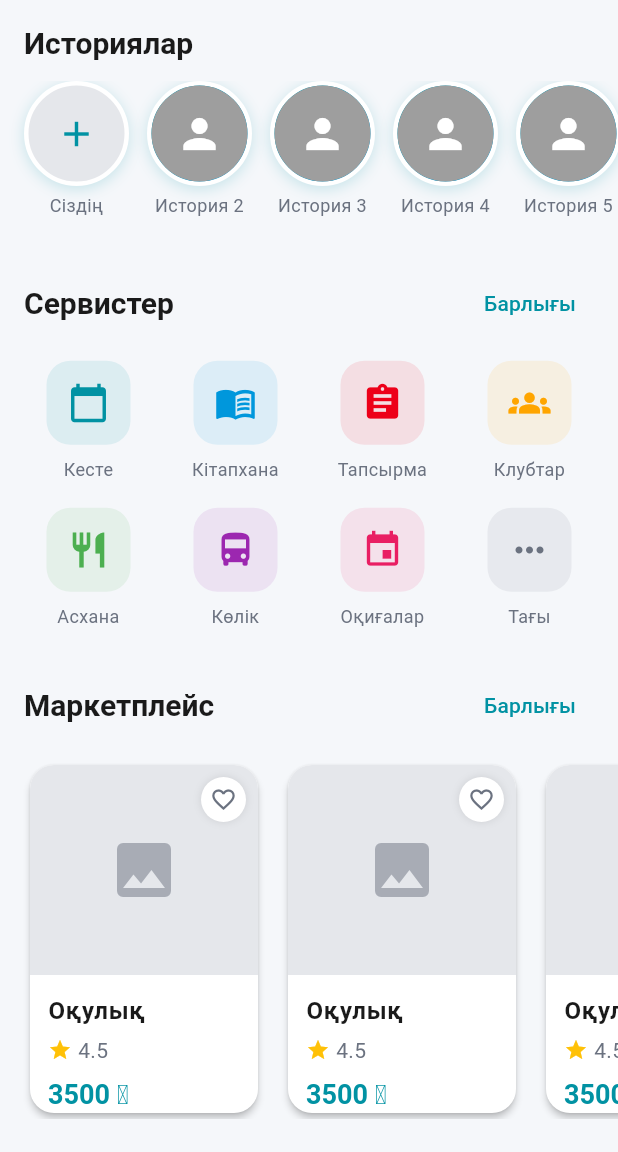
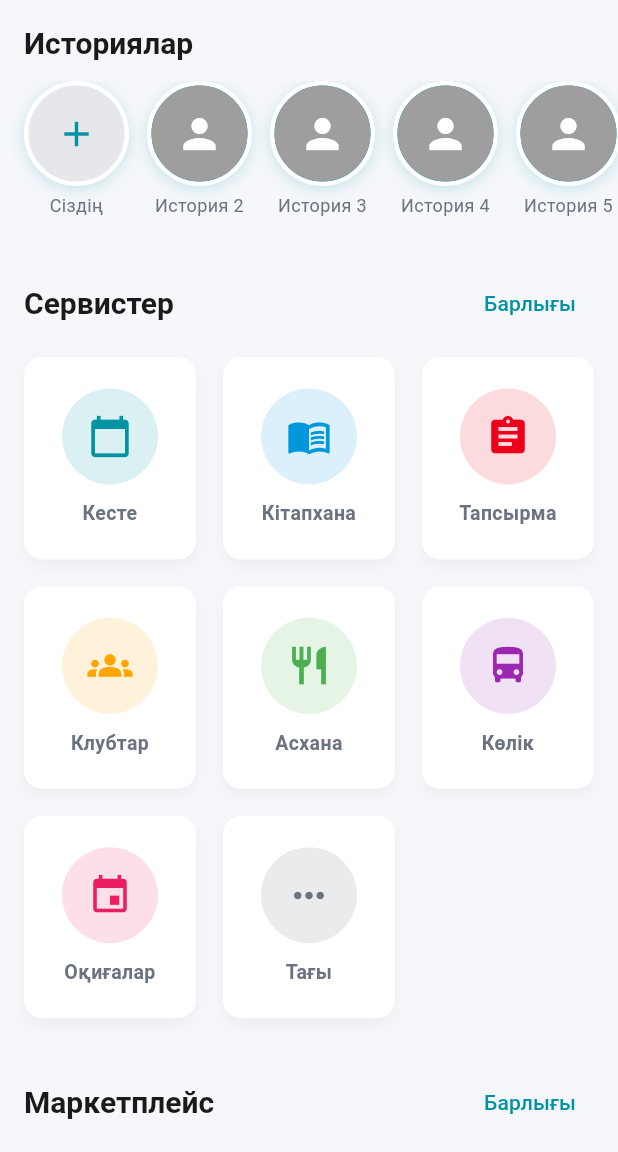
Before and after one commit to sayatneo/yassawi, a Flutter app: the HomePage screen opened directly, on a phone screen of 412 x 824 dp, the part 84-1236 px from its top. Run offline on Flutter 3.47's test engine with Material 3 defaults, Android fonts, the phone set to English and light mode, and no system bars; our stand-ins replace flutter_iconly.

```diff
--- a/lib/core/theme/app_theme.dart
+++ b/lib/core/theme/app_theme.dart
@@ -20,7 +20,7 @@ class AppTheme {
         foregroundColor: AppColors.textPrimary,
         iconTheme: IconThemeData(color: AppColors.textPrimary),
       ),
-      cardTheme: CardTheme(
+      cardTheme: CardThemeData(
         elevation: 2,
         shape: RoundedRectangleBorder(borderRadius: BorderRadius.circular(16)),
         color: AppColors.surface,
--- a/lib/features/home/presentation/pages/home_page.dart
+++ b/lib/features/home/presentation/pages/home_page.dart
@@ -135,9 +135,11 @@ class HomePage extends StatelessWidget {
                   child: GridView.count(
                     shrinkWrap: true,
                     physics: const NeverScrollableScrollPhysics(),
-                    crossAxisCount: 4,
-                    mainAxisSpacing: 12,
-                    crossAxisSpacing: 12,
+                    crossAxisCount: 3,
+                    childAspectRatio: 0.85,
+                    mainAxisSpacing: 18,
+                    crossAxisSpacing: 18,
+                    padding: const EdgeInsets.only(bottom: 8),
                     children: const [
                       ServiceItem(
                         icon: Icons.calendar_today,
@@ -210,17 +212,21 @@ class HomePage extends StatelessWidget {
                 ),
                 const SizedBox(height: 12),
                 SizedBox(
-                  height: 240,
-                  child: ListView.builder(
+                  height: 200,
+                  child: ListView.separated(
                     scrollDirection: Axis.horizontal,
                     padding: const EdgeInsets.symmetric(horizontal: 16),
                     itemCount: 5,
+                    separatorBuilder: (context, index) => const SizedBox(width: 12),
                     itemBuilder: (context, index) {
-                      return const ProductCard(
-                        imageUrl: '',
-                        title: 'Оқулық',
-                        price: '3500',
-                        rating: 4.5,
+                      return SizedBox(
+                        width: 160,
+                        child: ProductCard(
+                          imageUrl: '',
+                          title: 'Оқулық',
+                          price: '3500',
+                          rating: 4.5,
+                        ),
                       );
                     },
                   ),
--- a/lib/features/home/presentation/widgets/product_card.dart
+++ b/lib/features/home/presentation/widgets/product_card.dart
@@ -20,13 +20,19 @@ class ProductCard extends StatelessWidget {
     return Container(
       width: 160,
       margin: const EdgeInsets.only(right: 12),
-      child: Card(
+      child: LayoutBuilder(builder: (context, constraints) {
+        // Make the image take ~58% of available height and the details fill the rest
+        final maxH = constraints.maxHeight.isFinite ? constraints.maxHeight : 200.0;
+        final imageH = (maxH * 0.58).clamp(90.0, 160.0);
+
+        return Card(
+          shape: RoundedRectangleBorder(borderRadius: BorderRadius.circular(16)),
           child: Column(
             crossAxisAlignment: CrossAxisAlignment.start,
             children: [
-            // Image
+              // Image area
               Container(
-              height: 140,
+                height: imageH,
                 decoration: BoxDecoration(
                   color: AppColors.divider,
                   borderRadius: const BorderRadius.vertical(
@@ -38,7 +44,7 @@ class ProductCard extends StatelessWidget {
                     Center(
                       child: Icon(
                         Icons.image,
-                      size: 48,
+                        size: (imageH * 0.35).clamp(28.0, 56.0),
                         color: AppColors.textSecondary.withOpacity(0.5),
                       ),
                     ),
@@ -52,8 +58,8 @@ class ProductCard extends StatelessWidget {
                           shape: BoxShape.circle,
                           boxShadow: [
                             BoxShadow(
-                            color: Colors.black.withOpacity(0.1),
-                            blurRadius: 4,
+                              color: Colors.black.withOpacity(0.08),
+                              blurRadius: 6,
                             ),
                           ],
                         ),
@@ -67,8 +73,11 @@ class ProductCard extends StatelessWidget {
                   ],
                 ),
               ),
-            Padding(
-              padding: const EdgeInsets.all(12),
+
+              // Details fill remaining space
+              Expanded(
+                child: Padding(
+                  padding: const EdgeInsets.symmetric(horizontal: 12, vertical: 10),
                   child: Column(
                     crossAxisAlignment: CrossAxisAlignment.start,
                     children: [
@@ -80,18 +89,16 @@ class ProductCard extends StatelessWidget {
                         maxLines: 1,
                         overflow: TextOverflow.ellipsis,
                       ),
-                  const SizedBox(height: 4),
+                      const SizedBox(height: 6),
                       Row(
                         children: [
                           const Icon(Icons.star, size: 16, color: Colors.amber),
-                      const SizedBox(width: 4),
+                          const SizedBox(width: 6),
                           Text(
                             rating.toString(),
                             style: Theme.of(context).textTheme.bodyMedium,
                           ),
-                    ],
-                  ),
-                  const SizedBox(height: 8),
+                          const Spacer(),
                           Text(
                             '$price ₸',
                             style: Theme.of(
@@ -100,10 +107,14 @@ class ProductCard extends StatelessWidget {
                           ),
                         ],
                       ),
+                    ],
+                  ),
+                ),
               ),
             ],
           ),
-      ),
+        );
+      }),
     );
   }
 }
--- a/lib/features/home/presentation/widgets/service_item.dart
+++ b/lib/features/home/presentation/widgets/service_item.dart
@@ -14,32 +14,57 @@ class ServiceItem extends StatelessWidget {
 
   @override
   Widget build(BuildContext context) {
-    return InkWell(
+    // Minimal, centered card style suitable for a 3-column grid
+    return Material(
+      color: Colors.transparent,
+      child: InkWell(
         onTap: () {},
         borderRadius: BorderRadius.circular(16),
+        child: Container(
+          padding: const EdgeInsets.symmetric(vertical: 14, horizontal: 10),
+          decoration: BoxDecoration(
+            color: Theme.of(context).colorScheme.surface,
+            borderRadius: BorderRadius.circular(12),
+            boxShadow: [
+              BoxShadow(
+                color: Colors.black.withOpacity(0.04),
+                blurRadius: 8,
+                offset: const Offset(0, 4),
+              ),
+            ],
+          ),
           child: Column(
+            mainAxisSize: MainAxisSize.min,
             mainAxisAlignment: MainAxisAlignment.center,
             children: [
               Container(
-            width: 56,
-            height: 56,
+                width: 64,
+                height: 64,
                 decoration: BoxDecoration(
-              color: color.withOpacity(0.1),
-              borderRadius: BorderRadius.circular(16),
+                  color: color.withOpacity(0.14),
+                  shape: BoxShape.circle,
                 ),
-            child: Icon(icon, color: color, size: 28),
+                child: Icon(icon, color: color, size: 30),
               ),
-          const SizedBox(height: 8),
-          Text(
+              const SizedBox(height: 10),
+              // Allow label to wrap into two lines to avoid clipping and
+              // prevent bottom overflow by letting it flex within available space
+              Flexible(
+                child: Text(
                   title,
-            style: Theme.of(
-              context,
-            ).textTheme.bodyMedium?.copyWith(fontSize: 12),
-            maxLines: 1,
+                  style: Theme.of(context)
+                      .textTheme
+                      .bodyMedium
+                      ?.copyWith(fontSize: 13, fontWeight: FontWeight.w600),
+                  maxLines: 2,
                   overflow: TextOverflow.ellipsis,
                   textAlign: TextAlign.center,
+                  softWrap: true,
+                ),
               ),
             ],
+          ),
+        ),
       ),
     );
   }
--- a/pubspec.yaml
+++ b/pubspec.yaml
@@ -34,6 +34,7 @@ dependencies:
   # The following adds the Cupertino Icons font to your application.
   # Use with the CupertinoIcons class for iOS style icons.
   cupertino_icons: ^1.0.8
+  flutter_iconly: ^1.0.2
 
 dev_dependencies:
   flutter_test:
```
Also changed, not shown: lib/features/main_navigation/presentation/pages/main_screen.dart (+15 -26 lines), pubspec.lock, 1 other file. Lines whose indentation alone changed are shown as unchanged.
